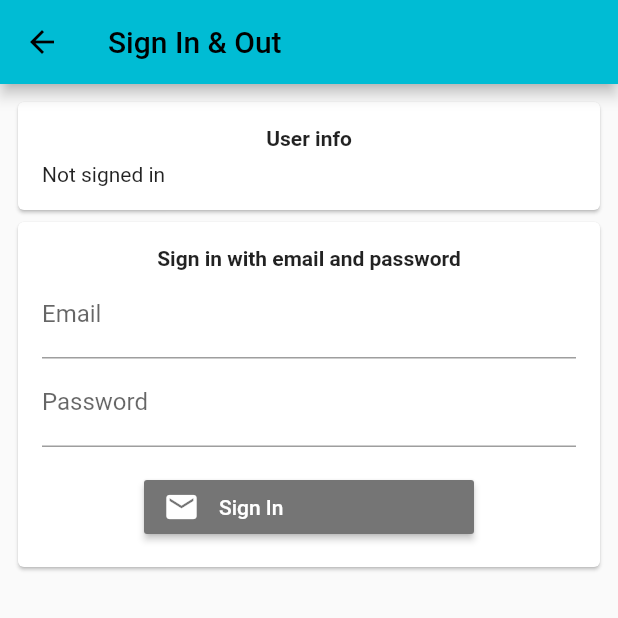
After one commit to ondyn/pushCamAPP, a Flutter app: the screen it shows after launch, after a tap on the "account circle" icon, on a phone screen of 412 x 824 dp, the top half of it. The commit adds this screen. Run offline on Flutter 3.47's test engine with Material 2 defaults, Android fonts, the phone set to English and light mode, and no system bars; our stand-ins replace firebase_auth, firebase_core, firebase_database, firebase_messaging, flutter_signin_button; accounts and stored records are empty; generated files the repository leaves out were written again.

Commit message:
auth added

```diff
--- a/lib/main.dart
+++ b/lib/main.dart
@@ -1,8 +1,10 @@
+import 'package:firebase_auth/firebase_auth.dart';
 import 'package:firebase_core/firebase_core.dart';
 import 'package:firebase_messaging/firebase_messaging.dart';
 import 'package:firebase_database/firebase_database.dart';
 import 'package:flutter/material.dart';
 import 'package:push_cam_app/InfoDialog.dart';
+import 'package:push_cam_app/signin_page.dart';
 import 'firebase_options.dart';
 
 // callback, will be called when app is in background or terminated state
@@ -46,6 +48,7 @@ class MyHomePage extends StatefulWidget {
 class _MyHomePageState extends State<MyHomePage> {
   late FirebaseMessaging messaging;
   String? notificationText;
+  final FirebaseAuth _auth = FirebaseAuth.instance;
 
   Future<void> setupInteractedMessage() async {
     // Get any messages which caused the application to open from
@@ -90,6 +93,17 @@ class _MyHomePageState extends State<MyHomePage> {
 
   bool armStatus = true;
 
+  Future<void> listenFireBase() async {
+    DatabaseReference camStatusRef =
+        FirebaseDatabase.instance.ref('statuses/cameras/1/arm');
+    camStatusRef.onValue.listen((DatabaseEvent event) {
+      final data = event.snapshot.value as Map;
+      setState(() {
+        armStatus = data["armed"];
+      });
+    });
+  }
+
   @override
   void initState() {
     super.initState();
@@ -127,14 +141,18 @@ class _MyHomePageState extends State<MyHomePage> {
     });
     setupInteractedMessage();
 
-    DatabaseReference camStatusRef =
-        FirebaseDatabase.instance.ref('statuses/cameras/1/arm');
-    camStatusRef.onValue.listen((DatabaseEvent event) {
-      final data = event.snapshot.value as Map;
-      setState(() {
-        armStatus = data["armed"];
-      });
+    _auth.userChanges().listen((event) {
+      debugPrint("doorVerify $event");
+      if (event != null) {
+        listenFireBase();
+      }
     });
+  }
+
+  void _pushPage(BuildContext context, Widget page) {
+    Navigator.of(context) /*!*/ .push(
+      MaterialPageRoute<void>(builder: (_) => page),
+    );
   }
 
   @override
@@ -142,6 +160,14 @@ class _MyHomePageState extends State<MyHomePage> {
     return Scaffold(
       appBar: AppBar(
         title: Text(widget.title!),
+        actions: <Widget>[
+          Padding(
+              padding: const EdgeInsets.only(right: 20.0),
+              child: GestureDetector(
+                onTap: () => _pushPage(context, SignInPage()),
+                child: const Icon(Icons.account_circle),
+              )),
+        ],
       ),
       body: Center(
         child: SingleChildScrollView(
@@ -162,9 +188,7 @@ class _MyHomePageState extends State<MyHomePage> {
                 style: ButtonStyle(
                   backgroundColor: MaterialStateProperty.all(Colors.redAccent),
                 ),
-                child: Text("Arm room",
-                    style:
-                        TextStyle(fontSize: 20)),
+                child: Text("Arm room", style: TextStyle(fontSize: 20)),
               ),
             ),
             SizedBox(height: 20),
@@ -178,9 +202,7 @@ class _MyHomePageState extends State<MyHomePage> {
                 style: ButtonStyle(
                     backgroundColor:
                         MaterialStateProperty.all(Colors.greenAccent)),
-                child: Text("Disarm room",
-                    style:
-                        TextStyle(fontSize: 20)),
+                child: Text("Disarm room", style: TextStyle(fontSize: 20)),
               ),
             ),
             SizedBox(height: 20),
@@ -195,9 +217,7 @@ class _MyHomePageState extends State<MyHomePage> {
                   backgroundColor:
                       MaterialStateProperty.all(Colors.greenAccent),
                 ),
-                child: Text("Request image",
-                    style:
-                        TextStyle(fontSize: 20)),
+                child: Text("Request image", style: TextStyle(fontSize: 20)),
               ),
             )
           ]),
--- /dev/null
+++ b/lib/signin_page.dart
@@ -0,0 +1,231 @@
+// ignore_for_file: require_trailing_commas
+// Copyright 2020 The Chromium Authors. All rights reserved.
+// Use of this source code is governed by a BSD-style license that can be
+// found in the LICENSE file.
+
+import 'package:flutter/material.dart';
+import 'package:firebase_auth/firebase_auth.dart';
+import 'package:flutter_signin_button/flutter_signin_button.dart';
+
+final FirebaseAuth _auth = FirebaseAuth.instance;
+
+/// Helper class to show a snackbar using the passed context.
+class ScaffoldSnackbar {
+  ScaffoldSnackbar(this._context);
+  final BuildContext _context;
+
+  /// The scaffold of current context.
+  factory ScaffoldSnackbar.of(BuildContext context) {
+    return ScaffoldSnackbar(context);
+  }
+
+  /// Helper method to show a SnackBar.
+  void show(String message) {
+    ScaffoldMessenger.of(_context)
+      ..hideCurrentSnackBar()
+      ..showSnackBar(
+        SnackBar(content: Text(message)),
+      );
+  }
+}
+
+/// Entrypoint example for various sign-in flows with Firebase.
+class SignInPage extends StatefulWidget {
+  SignInPage({Key? key}) : super(key: key);
+
+  /// The page title.
+  final String title = 'Sign In & Out';
+
+  @override
+  State<StatefulWidget> createState() => _SignInPageState();
+}
+
+class _SignInPageState extends State<SignInPage> {
+  User? user;
+
+  @override
+  void initState() {
+    _auth.userChanges().listen(
+          (event) => setState(() => user = event),
+    );
+    super.initState();
+  }
+
+  @override
+  Widget build(BuildContext context) {
+    return Scaffold(
+      appBar: AppBar(
+        title: Text(widget.title),
+        actions: <Widget>[
+          Builder(
+            builder: (BuildContext context) {
+              return TextButton(
+                onPressed: () async {
+                  final User? user = _auth.currentUser;
+                  if (user == null) {
+                    ScaffoldSnackbar.of(context).show('No one has signed in.');
+                    return;
+                  }
+                  await _signOut();
+
+                  final String uid = user.uid;
+                  ScaffoldSnackbar.of(context)
+                      .show('$uid has successfully signed out.');
+                },
+                child: const Text('Sign out'),
+              );
+            },
+          )
+        ],
+      ),
+      body: Builder(
+        builder: (BuildContext context) {
+          return ListView(
+            padding: const EdgeInsets.all(8),
+            children: <Widget>[
+              _UserInfoCard(user: user),
+              const _EmailPasswordForm(),
+            ],
+          );
+        },
+      ),
+    );
+  }
+
+  /// Example code for sign out.
+  Future<void> _signOut() async {
+    await _auth.signOut();
+  }
+}
+
+class _UserInfoCard extends StatefulWidget {
+  const _UserInfoCard({Key? key, this.user}) : super(key: key);
+
+  final User? user;
+
+  @override
+  _UserInfoCardState createState() => _UserInfoCardState();
+}
+
+class _UserInfoCardState extends State<_UserInfoCard> {
+  @override
+  Widget build(BuildContext context) {
+    return Card(
+      child: Padding(
+        padding: const EdgeInsets.all(16),
+        child: Column(
+          crossAxisAlignment: CrossAxisAlignment.start,
+          children: [
+            Container(
+              padding: const EdgeInsets.only(bottom: 8),
+              alignment: Alignment.center,
+              child: const Text(
+                'User info',
+                style: TextStyle(fontWeight: FontWeight.bold),
+              ),
+            ),
+            Text(
+              widget.user == null
+                  ? 'Not signed in'
+                  : '${widget.user!.isAnonymous ? 'User is anonymous\n\n' : ''}'
+                  'Email: ${widget.user!.email} (verified: ${widget.user!.emailVerified})\n\n'
+                  'ID: ${widget.user!.uid}\n\n'
+                  'Created: ${widget.user!.metadata.creationTime.toString()}\n\n'
+                  'Last login: ${widget.user!.metadata.lastSignInTime}\n\n',
+            ),
+          ],
+        ),
+      ),
+    );
+  }
+}
+
+class _EmailPasswordForm extends StatefulWidget {
+  const _EmailPasswordForm({Key? key}) : super(key: key);
+
+  @override
+  State<StatefulWidget> createState() => _EmailPasswordFormState();
+}
+
+class _EmailPasswordFormState extends State<_EmailPasswordForm> {
+  final GlobalKey<FormState> _formKey = GlobalKey<FormState>();
+  final TextEditingController _emailController = TextEditingController();
+  final TextEditingController _passwordController = TextEditingController();
+
+  @override
+  Widget build(BuildContext context) {
+    return Form(
+      key: _formKey,
+      child: Card(
+        child: Padding(
+          padding: const EdgeInsets.all(16),
+          child: Column(
+            crossAxisAlignment: CrossAxisAlignment.start,
+            children: <Widget>[
+              Container(
+                alignment: Alignment.center,
+                child: const Text(
+                  'Sign in with email and password',
+                  style: TextStyle(fontWeight: FontWeight.bold),
+                ),
+              ),
+              TextFormField(
+                controller: _emailController,
+                decoration: const InputDecoration(labelText: 'Email'),
+                validator: (String? value) {
+                  if (value!.isEmpty) return 'Please enter some text';
+                  return null;
+                },
+              ),
+              TextFormField(
+                controller: _passwordController,
+                decoration: const InputDecoration(labelText: 'Password'),
+                validator: (String? value) {
+                  if (value!.isEmpty) return 'Please enter some text';
+                  return null;
+                },
+                obscureText: true,
+              ),
+              Container(
+                padding: const EdgeInsets.only(top: 16),
+                alignment: Alignment.center,
+                child: SignInButton(
+                  Buttons.Email,
+                  text: 'Sign In',
+                  onPressed: () async {
+                    if (_formKey.currentState!.validate()) {
+                      await _signInWithEmailAndPassword();
+                    }
+                  },
+                ),
+              ),
+            ],
+          ),
+        ),
+      ),
+    );
+  }
+
+  @override
+  void dispose() {
+    _emailController.dispose();
+    _passwordController.dispose();
+    super.dispose();
+  }
+
+  // Example code of how to sign in with email and password.
+  Future<void> _signInWithEmailAndPassword() async {
+    try {
+      final User user = (await _auth.signInWithEmailAndPassword(
+        email: _emailController.text,
+        password: _passwordController.text,
+      ))
+          .user!;
+      ScaffoldSnackbar.of(context).show('${user.email} signed in');
+    } catch (e) {
+      ScaffoldSnackbar.of(context)
+          .show('Failed to sign in with Email & Password');
+      debugPrint(e.toString());
+    }
+  }
+}
--- a/pubspec.yaml
+++ b/pubspec.yaml
@@ -23,11 +23,13 @@ environment:
 dependencies:
   cupertino_icons: ^1.0.2
   firebase_analytics: ^8.3.4
+  firebase_auth: ^3.11.2
   firebase_core: ^1.24.0
   firebase_database: ^9.1.7
   firebase_messaging: ^10.0.9
   flutter:
     sdk: flutter
+  flutter_signin_button: ^2.0.0
 
 dev_dependencies:
   flutter_launcher_icons: "^0.11.0"
```
Also changed, not shown: pubspec.lock.
